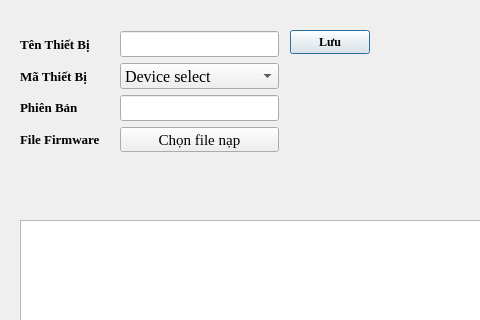
Qt form views/downfw_config.ui (CongPV121/SDT) before a commit; both pictures show x 0 to 480 and y 0 to 320 of the 711 by 529 pixel window.
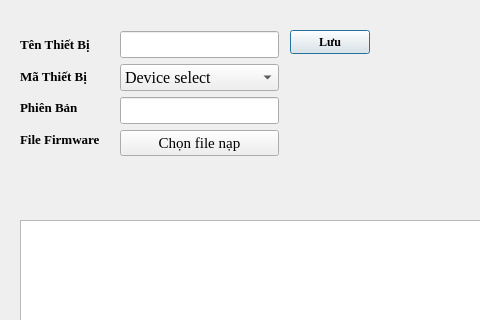
The same form after that commit.

What changed in the file:
```diff
--- a/views/downfw_config.ui
+++ b/views/downfw_config.ui
@@ -136,7 +136,7 @@
      <x>120</x>
      <y>31</y>
      <width>159</width>
-     <height>121</height>
+     <height>126</height>
     </rect>
    </property>
    <layout class="QGridLayout" name="gridLayout_2">
```
Left out of the diff: 7 changed lines with no effect on the pictures.
